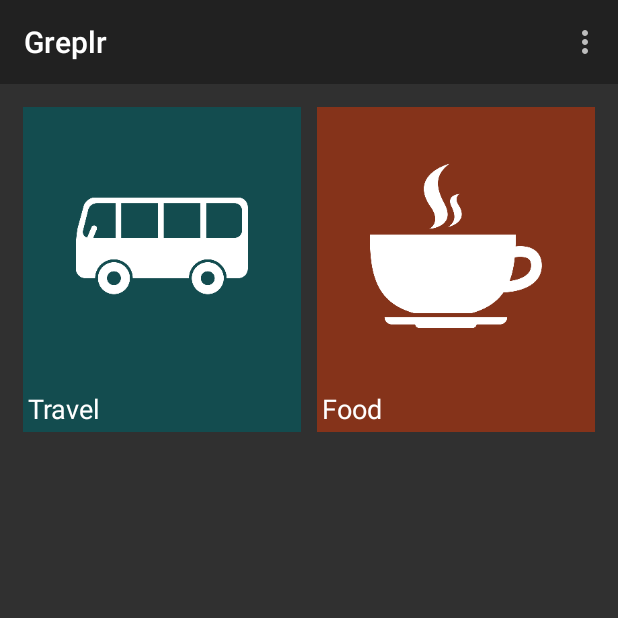
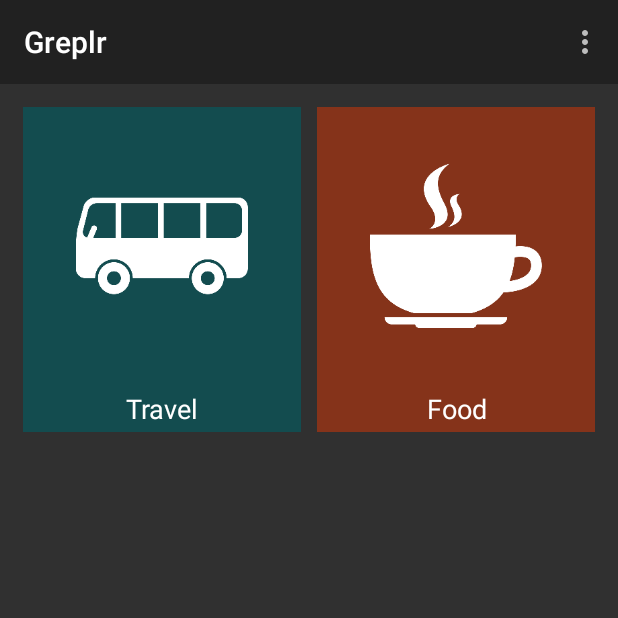
Before and after one commit to Greplr/Greplr_Android, an Android app: the screen it shows after launch (MainActivity), on a phone screen of 412 x 824 dp, the top half of it. Run offline under Robolectric (Android 15) with nearby library versions, the phone set to English and light mode, and no system bars; libraries missing offline, so code that uses them is left out: com.flaviofaria.kenburnsview; plain views replace KenBurnsView; 2 statements that could not run were skipped.

Commit message:
changes here and there

```diff
--- a/app/src/main/java/com/greplr/MainActivity.java
+++ b/app/src/main/java/com/greplr/MainActivity.java
@@ -1,5 +1,6 @@
 package com.greplr;
 
+import android.support.v4.app.Fragment;
 import android.support.v4.app.FragmentManager;
 import android.support.v7.app.AppCompatActivity;
 import android.os.Bundle;
@@ -54,4 +55,8 @@ public class MainActivity extends AppCompatActivity {
         fragmentManager.beginTransaction().replace(R.id.container, new SubcategoriesFragment()).commit();
     }
 
+    public static void switchFragment(Fragment frag) {
+        fragmentManager.beginTransaction().replace(R.id.container, frag).commit();
+    }
+
 }
--- /dev/null
+++ b/app/src/main/java/com/greplr/subcategories/food/FoodFragment.java
@@ -0,0 +1,13 @@
+package com.greplr.subcategories.food;
+
+import com.greplr.subcategories.SubcategoriesFragment;
+
+/**
+ * Created by championswimmer on 10/6/15.
+ */
+public class FoodFragment extends SubcategoriesFragment {
+
+    public static FoodFragment newInstance (){
+        return new FoodFragment();
+    }
+}
--- a/app/src/main/java/com/greplr/subcategories/travel/TravelFragment.java
+++ b/app/src/main/java/com/greplr/subcategories/travel/TravelFragment.java
@@ -6,4 +6,8 @@ import com.greplr.subcategories.SubcategoriesFragment;
  * Created by championswimmer on 10/6/15.
  */
 public class TravelFragment extends SubcategoriesFragment {
+
+    public static TravelFragment newInstance() {
+        return new TravelFragment();
+    }
 }
--- a/app/src/main/java/com/greplr/topcategories/Topcategories.java
+++ b/app/src/main/java/com/greplr/topcategories/Topcategories.java
@@ -1,6 +1,10 @@
 package com.greplr.topcategories;
 
+import android.support.v4.app.Fragment;
+
 import com.greplr.R;
+import com.greplr.subcategories.food.FoodFragment;
+import com.greplr.subcategories.travel.TravelFragment;
 
 import java.util.ArrayList;
 
@@ -16,24 +20,28 @@ public class Topcategories {
         categories.add(new Category(
                 "Travel",
                 R.drawable.cardicon_travel,
-                R.color.travel_cardColor));
+                R.color.travel_cardColor,
+                TravelFragment.newInstance()));
         categories.add(new Category(
                 "Food",
                 R.drawable.cardicon_food,
-                R.color.food_cardColor));
+                R.color.food_cardColor,
+                FoodFragment.newInstance()));
 
         return categories;
     }
 
     public static class Category {
-        public Category(String name, int cardIcon, int cardColor) {
+        public Category(String name, int cardIcon, int cardColor, Fragment categoryFragment) {
             this.name = name;
             this.cardIcon = cardIcon;
             this.cardColor = cardColor;
+            this.categoryFragment = categoryFragment;
         }
 
         public String name;
         public int cardIcon;
         public int cardColor;
+        public Fragment categoryFragment;
     }
 }
--- a/app/src/main/java/com/greplr/topcategories/TopcategoriesAdapter.java
+++ b/app/src/main/java/com/greplr/topcategories/TopcategoriesAdapter.java
@@ -39,7 +39,7 @@ public class TopcategoriesAdapter extends RecyclerView.Adapter<TopcategoriesHold
 
     @Override
     public void onBindViewHolder(TopcategoriesHolder holder, int position) {
-        Topcategories.Category cat = getItem(position);
+        final Topcategories.Category cat = getItem(position);
         try {
 //
             holder.cardIcon.setImageResource(cat.cardIcon);
@@ -48,7 +48,7 @@ public class TopcategoriesAdapter extends RecyclerView.Adapter<TopcategoriesHold
             holder.cardContainer.setOnClickListener(new View.OnClickListener() {
                 @Override
                 public void onClick(View view) {
-                    MainActivity.switchFragment();
+                    MainActivity.switchFragment(cat.categoryFragment);
                 }
             });
             holder.cardTitle.setText(cat.name);
--- a/app/src/main/java/com/greplr/topcategories/TopcategoriesFragment.java
+++ b/app/src/main/java/com/greplr/topcategories/TopcategoriesFragment.java
@@ -39,7 +39,7 @@ public class TopcategoriesFragment extends Fragment {
         };
         Random rGen = new Random();
         backgroundImage.setImageResource(backImgs[rGen.nextInt(3)]);
-//        categoryList.setHasFixedSize(true);
+        categoryList.setHasFixedSize(true);
         GridLayoutManager glm = new GridLayoutManager(getActivity(), 2);
         Point size = new Point();
         getActivity().getWindowManager().getDefaultDisplay().getSize(size);
--- a/app/src/main/res/layout/subcategories_fragment.xml
+++ b/app/src/main/res/layout/subcategories_fragment.xml
@@ -1,6 +1,8 @@
 <LinearLayout xmlns:android="http://schemas.android.com/apk/res/android"
+    android:orientation="vertical"
     xmlns:tools="http://schemas.android.com/tools" android:layout_width="match_parent"
     android:layout_height="match_parent"
+    android:layout_marginTop="?attr/actionBarSize"
     tools:context="com.greplr.subcategories.SubcategoriesFragment">
     <android.support.design.widget.TabLayout
         android:id="@+id/subcategories_tablayout"
--- a/app/src/main/res/layout/topcategories_cardview.xml
+++ b/app/src/main/res/layout/topcategories_cardview.xml
@@ -29,6 +29,7 @@
             android:textAppearance="?android:attr/textAppearanceMedium"
             android:textColor="@android:color/white"
             android:id="@+id/topcategories_card_title"
+            android:gravity="center"
             android:text="Hello World"
             android:layout_width="fill_parent"
             android:layout_height="wrap_content" />
```
